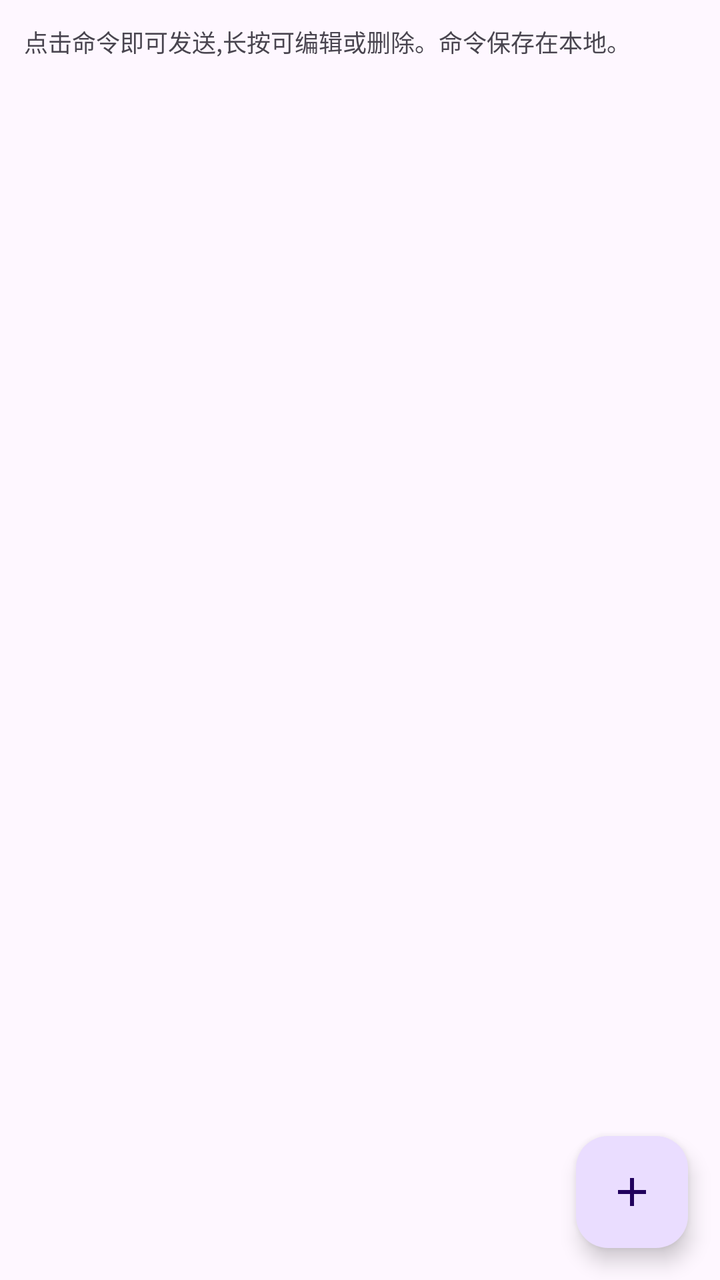
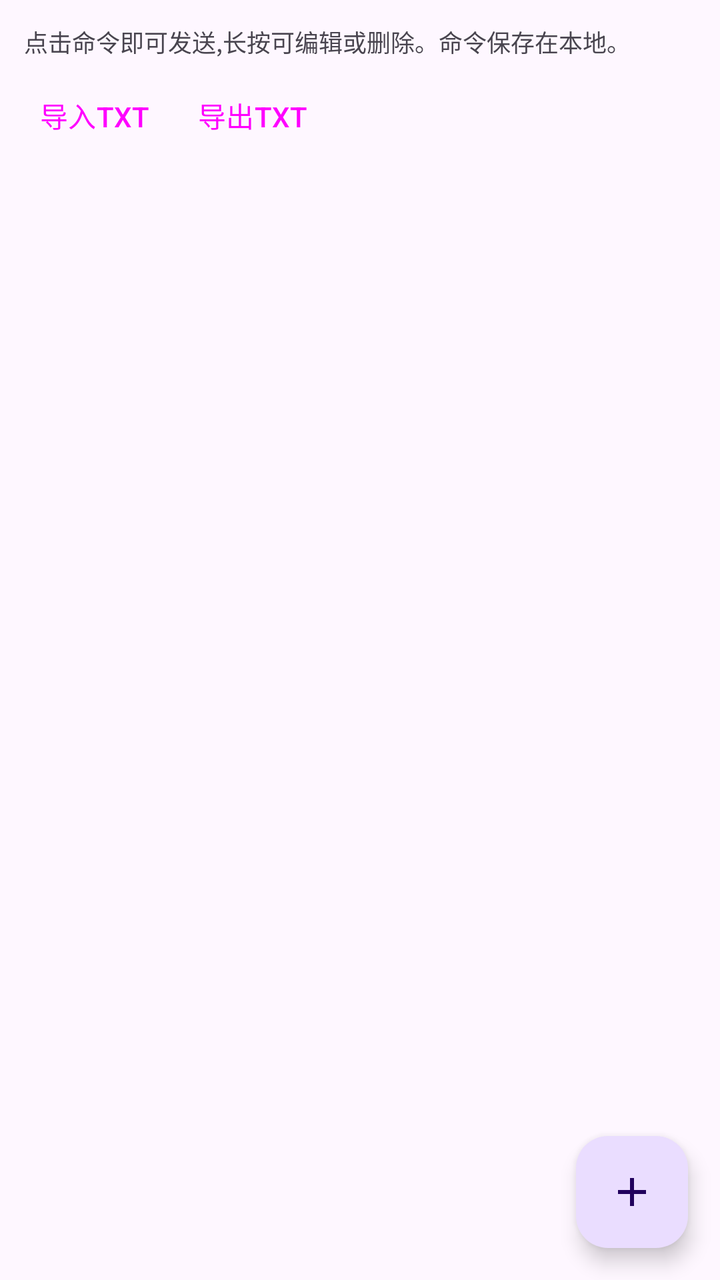

An Android layout rendered at two revisions. The XML below is the earlier revision; the diff shows what the commit changed to produce the second picture.
<!-- AndroidManifest.xml: application theme Theme.BluetoothSerial -->
<!-- res/layout/fragment_commands.xml -->
<?xml version="1.0" encoding="utf-8"?>
<FrameLayout xmlns:android="http://schemas.android.com/apk/res/android"
    xmlns:app="http://schemas.android.com/apk/res-auto"
    android:layout_width="match_parent"
    android:layout_height="match_parent">

    <LinearLayout
        android:layout_width="match_parent"
        android:layout_height="match_parent"
        android:orientation="vertical">

        <TextView
            android:id="@+id/tvCmdHint"
            android:layout_width="match_parent"
            android:layout_height="wrap_content"
            android:paddingStart="12dp"
            android:paddingTop="12dp"
            android:paddingEnd="12dp"
            android:paddingBottom="4dp"
            android:text="@string/command_hint"
            android:textColor="?attr/colorOnSurfaceVariant"
            android:textSize="12sp" />

        <androidx.recyclerview.widget.RecyclerView
            android:id="@+id/rvCommands"
            android:layout_width="match_parent"
            android:layout_height="0dp"
            android:layout_weight="1"
            android:clipToPadding="false"
            android:padding="4dp" />
    </LinearLayout>

    <com.google.android.material.floatingactionbutton.FloatingActionButton
        android:id="@+id/fabAdd"
        android:layout_width="wrap_content"
        android:layout_height="wrap_content"
        android:layout_gravity="bottom|end"
        android:layout_margin="16dp"
        android:contentDescription="@string/cmd_add"
        android:src="@drawable/ic_add" />
</FrameLayout>
<!-- resources referenced by this layout -->
<resources>
  <!-- drawable ic_add (drawable) -->
  <?xml version="1.0" encoding="utf-8"?>
  <vector xmlns:android="http://schemas.android.com/apk/res/android"
      android:width="24dp"
      android:height="24dp"
      android:viewportWidth="24"
      android:viewportHeight="24">
      <path
          android:fillColor="#FF000000"
          android:pathData="M19,13h-6v6h-2v-6H5v-2h6V5h2v6h6v2z" />
  </vector>
  <string name="cmd_add">新增命令</string>
  <string name="command_hint">点击命令即可发送,长按可编辑或删除。命令保存在本地。</string>
  <style name="Theme.BluetoothSerial" parent="Theme.Material3.DayNight.NoActionBar">
          <item name="colorPrimary">@color/primary</item>
          <item name="colorSecondary">@color/accent</item>
      </style>
  <color name="primary">#1565C0</color>
  <color name="accent">#00BCD4</color>
</resources>

<!-- the commit's change to res/layout/fragment_commands.xml (unified diff, before → after) -->
@@ -21,6 +21,34 @@
             android:textColor="?attr/colorOnSurfaceVariant"
             android:textSize="12sp" />
 
+        <LinearLayout
+            android:layout_width="match_parent"
+            android:layout_height="wrap_content"
+            android:orientation="horizontal"
+            android:paddingStart="8dp"
+            android:paddingEnd="8dp">
+
+            <Button
+                android:id="@+id/btnImport"
+                style="@style/Widget.Material3.Button.TextButton"
+                android:layout_width="wrap_content"
+                android:layout_height="wrap_content"
+                android:minWidth="0dp"
+                android:paddingStart="10dp"
+                android:paddingEnd="10dp"
+                android:text="@string/cmd_import" />
+
+            <Button
+                android:id="@+id/btnExport"
+                style="@style/Widget.Material3.Button.TextButton"
+                android:layout_width="wrap_content"
+                android:layout_height="wrap_content"
+                android:minWidth="0dp"
+                android:paddingStart="10dp"
+                android:paddingEnd="10dp"
+                android:text="@string/cmd_export" />
+        </LinearLayout>
+
         <androidx.recyclerview.widget.RecyclerView
             android:id="@+id/rvCommands"
             android:layout_width="match_parent"
<!-- resource entries referenced after the edit -->
@@ -12,6 +12,8 @@
           android:pathData="M19,13h-6v6h-2v-6H5v-2h6V5h2v6h6v2z" />
   </vector>
   <string name="cmd_add">新增命令</string>
+  <string name="cmd_export">导出TXT</string>
+  <string name="cmd_import">导入TXT</string>
   <string name="command_hint">点击命令即可发送,长按可编辑或删除。命令保存在本地。</string>
   <style name="Theme.BluetoothSerial" parent="Theme.Material3.DayNight.NoActionBar">
           <item name="colorPrimary">@color/primary</item>
